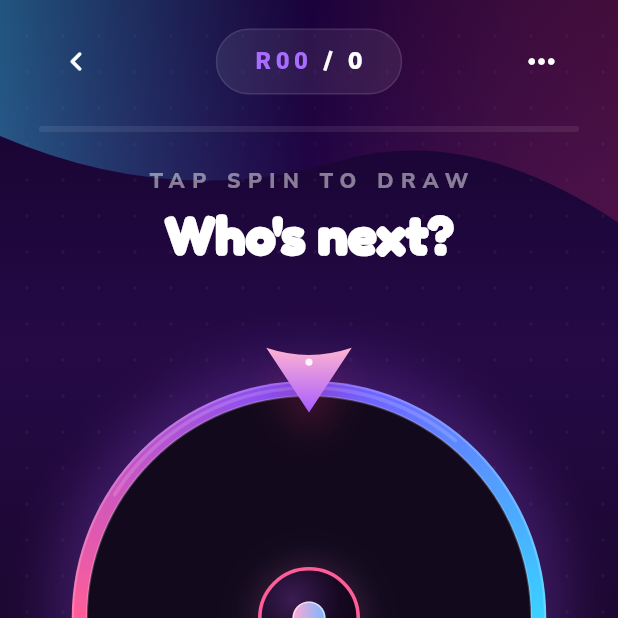
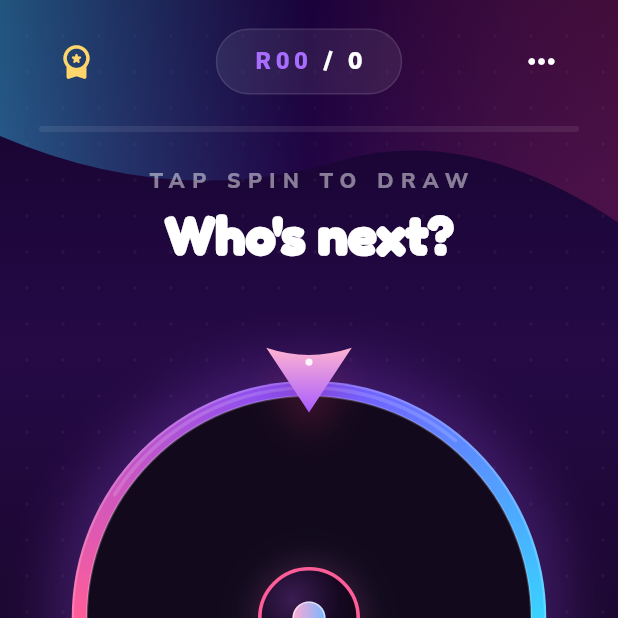
Before and after one commit to barisduman265/Chaos-Wheel-Party-Game, a Flutter app: the GameScreen screen opened by its route, on a phone screen of 412 x 824 dp, the top half of it. Run offline on Flutter 3.47's test engine with Material 3 defaults, Android fonts, the phone set to English and light mode, and no system bars; our stand-ins replace audioplayers, google_fonts, google_mobile_ads, in_app_purchase, screenshot, share_plus and 2 more; accounts and stored records are empty; network calls fail.

Commit message:
Replace mid-game back button with a small premium button
Leaving the wheel screen via back has no meaning, so drop the back
button. In its slot, free players now get a small gold "go premium"
button that opens the upsell; premium users get a same-sized spacer so
the round counter stays centered. Bump version to 1.0.2+4.

Co-Authored-By: Claude Opus 4.8 <noreply@anthropic.com>

```diff
--- a/lib/screens/game_screen.dart
+++ b/lib/screens/game_screen.dart
@@ -921,10 +921,18 @@ class _TopControls extends StatelessWidget {
       children: [
         Row(
           children: [
-            _RoundIconButton(
-              icon: Icons.chevron_left_rounded,
-              onTap: () => Navigator.maybePop(context),
-            ),
+            // No back button mid-game (leaving the wheel screen has no meaning).
+            // In its place, free players get a small "go premium" button; for
+            // premium users a same-sized spacer keeps the counter centered.
+            if (context.watch<GameProvider>().isPremiumUser)
+              const SizedBox(width: 50, height: 50)
+            else
+              _RoundIconButton(
+                icon: Icons.workspace_premium_rounded,
+                iconColor: const Color(0xFFFFD66B),
+                borderColor: const Color(0xFFFFD66B).withValues(alpha: 0.40),
+                onTap: () => showPremiumUpsell(context),
+              ),
             const Spacer(),
             Container(
               padding: const EdgeInsets.symmetric(horizontal: 24, vertical: 12),
@@ -976,10 +984,17 @@ class _TopControls extends StatelessWidget {
 }
 
 class _RoundIconButton extends StatelessWidget {
-  const _RoundIconButton({required this.icon, required this.onTap});
+  const _RoundIconButton({
+    required this.icon,
+    required this.onTap,
+    this.iconColor,
+    this.borderColor,
+  });
 
   final IconData icon;
   final VoidCallback onTap;
+  final Color? iconColor;
+  final Color? borderColor;
 
   @override
   Widget build(BuildContext context) {
@@ -992,9 +1007,11 @@ class _RoundIconButton extends StatelessWidget {
         decoration: BoxDecoration(
           shape: BoxShape.circle,
           color: Colors.white.withValues(alpha: 0.07),
-          border: Border.all(color: Colors.white.withValues(alpha: 0.10)),
+          border: Border.all(
+            color: borderColor ?? Colors.white.withValues(alpha: 0.10),
+          ),
         ),
-        child: Icon(icon, color: Colors.white, size: 26),
+        child: Icon(icon, color: iconColor ?? Colors.white, size: 26),
       ),
     );
   }
--- a/pubspec.yaml
+++ b/pubspec.yaml
@@ -16,7 +16,7 @@ publish_to: 'none' # Remove this line if you wish to publish to pub.dev
 # https://developer.apple.com/library/archive/documentation/General/Reference/InfoPlistKeyReference/Articles/CoreFoundationKeys.html
 # In Windows, build-name is used as the major, minor, and patch parts
 # of the product and file versions while build-number is used as the build suffix.
-version: 1.0.1+3
+version: 1.0.2+4
 
 environment:
   sdk: ^3.10.8
```
